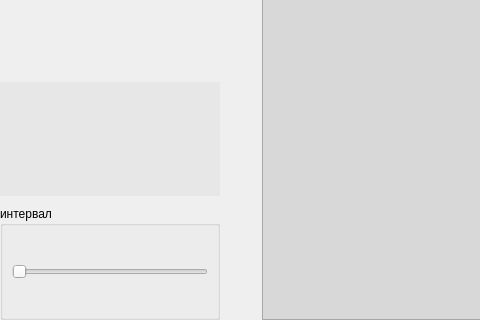
Old version of the form programm/gui/ui/graph_form.ui in the repository zaswed76/cstat; both pictures show x 0 to 480 and y 182 to 502 of the 1125 by 502 pixel window.
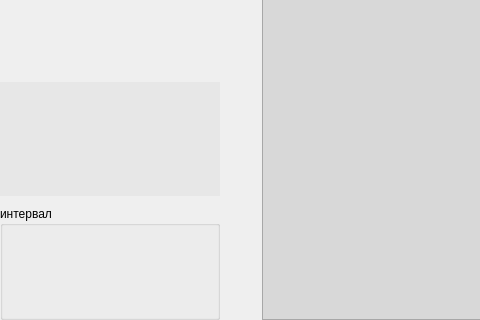
New version of the form.

What changed in the file:
```diff
--- a/programm/gui/ui/graph_form.ui
+++ b/programm/gui/ui/graph_form.ui
@@ -280,13 +280,9 @@
        <property name="title">
         <string>интервал</string>
        </property>
-       <layout class="QVBoxLayout" name="verticalLayout_2">
+       <layout class="QHBoxLayout" name="horizontalLayout_3">
         <item>
-         <widget class="QSlider" name="diapason_slider">
-          <property name="orientation">
-           <enum>Qt::Horizontal</enum>
-          </property>
-         </widget>
+         <layout class="QVBoxLayout" name="diapason_box"/>
         </item>
        </layout>
       </widget>
```
Left out of the diff: 3 changed lines with no effect on the pictures.
